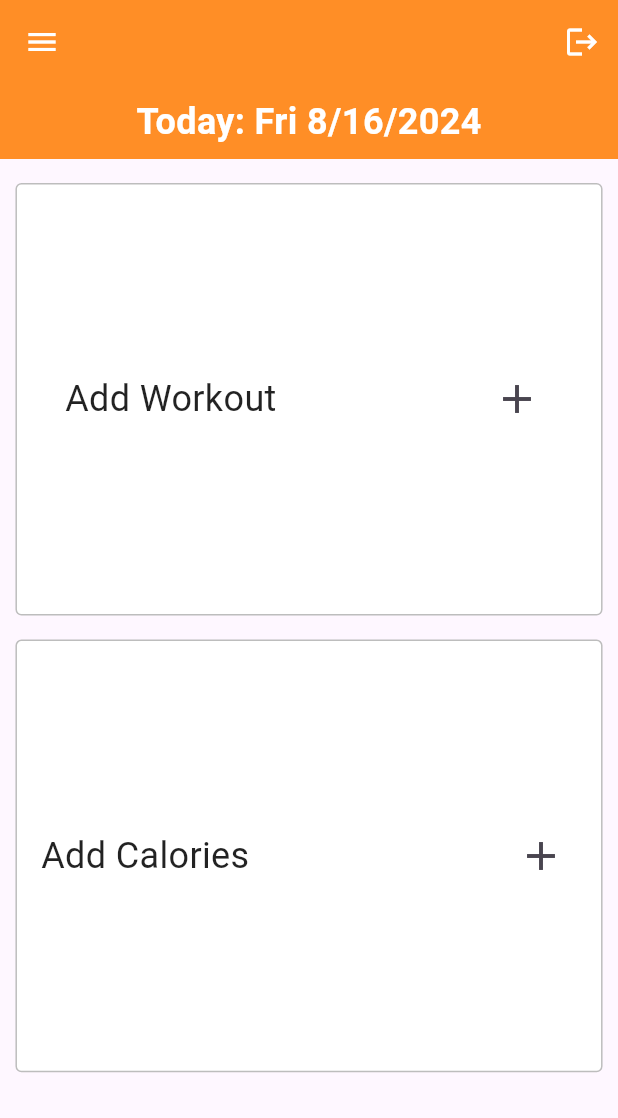
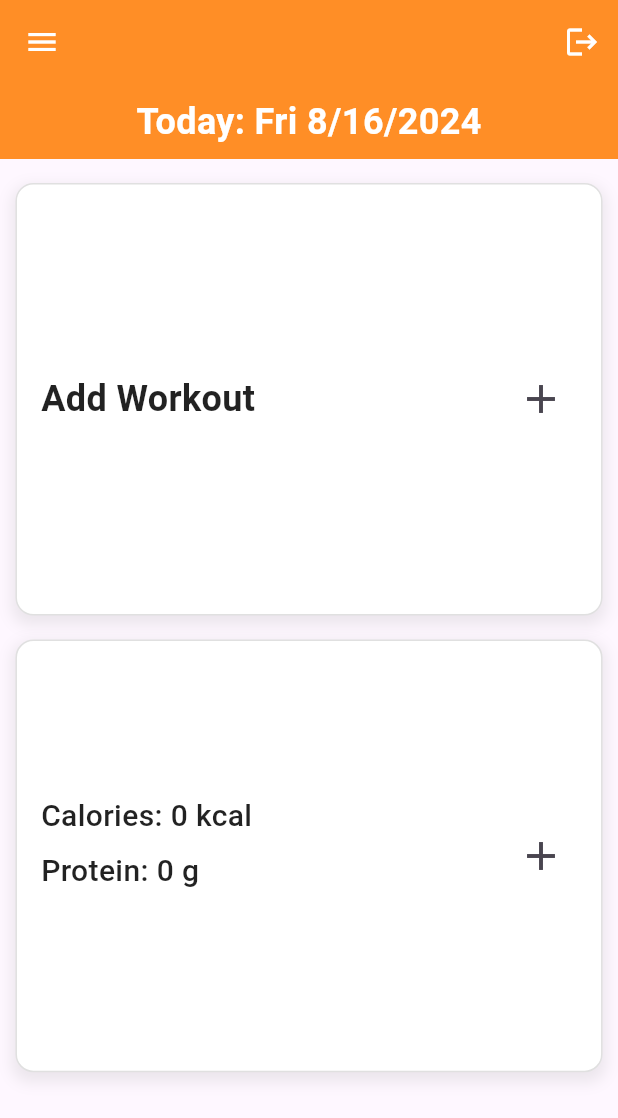
Before and after one commit to Walt-20/fusion-workout-flutter-app, a Flutter app: the screen it shows once a user with an empty profile is signed in, on a phone screen of 412 x 824 dp. Shown: the top 1118 px of the screen. Run offline on Flutter 3.47's test engine with Material 3 defaults, Android fonts, the phone set to English and light mode, and no system bars; our stand-ins replace cloud_firestore, firebase_auth, firebase_core, table_calendar; accounts and stored records are empty.

Commit message:
todo bein

```diff
--- a/lib/features/user_auth/presentation/pages/dashboard_page.dart
+++ b/lib/features/user_auth/presentation/pages/dashboard_page.dart
@@ -48,6 +48,7 @@ class _DashboardPageState extends State<DashboardPage>
     super.didChangeAppLifecycleState(state);
     if (state == AppLifecycleState.resumed) {
       await _fetchExercisesFromDatabase();
+      await _fetchNutritionalDataFromDatabase();
     }
   }
 
@@ -119,6 +120,7 @@ class _DashboardPageState extends State<DashboardPage>
                         _focusedDay = _selectedDay!;
                         _clearLocalDatastructures();
                         _fetchExercisesFromDatabase();
+                        _fetchNutritionalDataFromDatabase();
                       });
                     }
                   },
@@ -156,6 +158,7 @@ class _DashboardPageState extends State<DashboardPage>
   }
 
   Future<void> _fetchNutritionalDataFromDatabase() async {
+    debugPrint("fetching nutritional data");
     try {
       final fetchedNutrition = await _auth.fetchNutritionalData(_focusedDay);
       setState(() {
@@ -308,16 +311,19 @@ class _DashboardPageState extends State<DashboardPage>
                 padding: const EdgeInsets.all(16.0),
                 decoration: BoxDecoration(
                   color: Colors.white,
-                  borderRadius: BorderRadius.circular(4.0),
-                  border: Border.all(color: Colors.grey[400]!),
+                  borderRadius: BorderRadius.circular(12.0),
+                  boxShadow: [
+                    BoxShadow(
+                      color: Colors.grey.withOpacity(0.2),
+                      spreadRadius: 2,
+                      blurRadius: 8,
+                      offset: Offset(0, 4),
                     ),
-                child: Column(
-                  crossAxisAlignment: CrossAxisAlignment.start,
-                  mainAxisAlignment: MainAxisAlignment.center,
-                  children: [
-                    if (exercises.isNotEmpty)
-                      Expanded(
-                        child: SingleChildScrollView(
+                  ],
+                  border: Border.all(color: Colors.grey[300]!),
+                ),
+                child: exercises.isNotEmpty
+                    ? SingleChildScrollView(
                         scrollDirection: Axis.horizontal,
                         child: Row(
                           children: [
@@ -333,7 +339,8 @@ class _DashboardPageState extends State<DashboardPage>
                                     context: context,
                                     builder: (BuildContext context) {
                                       return ExerciseDetailsDialog(
-                                            exercise: updateExercise);
+                                        exercise: updateExercise,
+                                      );
                                     },
                                   );
 
@@ -343,8 +350,7 @@ class _DashboardPageState extends State<DashboardPage>
                                       name: exercise['name'],
                                       muscle: exercise['muscle'],
                                       equipment: exercise['equipment'] ?? '',
-                                        difficulty:
-                                            exercise['difficulty'] ?? '',
+                                      difficulty: exercise['difficulty'] ?? '',
                                       instructions:
                                           exercise['instructions'] ?? '',
                                       reps: result['reps'],
@@ -354,18 +360,17 @@ class _DashboardPageState extends State<DashboardPage>
                                       completed: false,
                                     );
 
-                                      _updateExerciseInDatabase(
-                                          updatedExercise);
+                                    _updateExerciseInDatabase(updatedExercise);
                                     setState(() {});
                                   }
                                 },
                                 child: Container(
-                                    width: MediaQuery.of(context).size.width *
-                                        0.35,
+                                  width:
+                                      MediaQuery.of(context).size.width * 0.35,
                                   margin: const EdgeInsets.only(right: 8.0),
-                                    padding: const EdgeInsets.all(8.0),
+                                  padding: const EdgeInsets.all(12.0),
                                   decoration: BoxDecoration(
-                                      color: Colors.grey[200],
+                                    color: Colors.grey[100],
                                     borderRadius: BorderRadius.circular(8.0),
                                     border:
                                         Border.all(color: Colors.grey[300]!),
@@ -391,11 +396,12 @@ class _DashboardPageState extends State<DashboardPage>
                                                   : TextDecoration.none,
                                         ),
                                       ),
+                                      SizedBox(height: 4.0),
                                       Text(
                                         exercise['muscle'] ?? 'No Muscle',
                                         style: TextStyle(
                                           fontSize: 14.0,
-                                            fontWeight: FontWeight.bold,
+                                          fontWeight: FontWeight.w500,
                                           color: exercise['completed'] == true
                                               ? Colors.grey[500]
                                               : Colors.grey[600],
@@ -405,12 +411,12 @@ class _DashboardPageState extends State<DashboardPage>
                                                   : TextDecoration.none,
                                         ),
                                       ),
+                                      SizedBox(height: 4.0),
                                       Text(
-                                          "Reps: ${exercise['reps']?.join(',').toString() ?? "Add reps"}" ??
-                                              'Reps: ',
+                                        "Reps: ${exercise['reps']?.join(',') ?? 'Add reps'}",
                                         style: TextStyle(
                                           fontSize: 14.0,
-                                            fontWeight: FontWeight.bold,
+                                          fontWeight: FontWeight.w500,
                                           color: exercise['completed'] == true
                                               ? Colors.grey[500]
                                               : Colors.grey[600],
@@ -420,12 +426,12 @@ class _DashboardPageState extends State<DashboardPage>
                                                   : TextDecoration.none,
                                         ),
                                       ),
+                                      SizedBox(height: 4.0),
                                       Text(
-                                          "Sets: ${exercise['sets']?.toString() ?? "Add sets"}" ??
-                                              'Sets: ',
+                                        "Sets: ${exercise['sets']?.toString() ?? 'Add sets'}",
                                         style: TextStyle(
                                           fontSize: 14.0,
-                                            fontWeight: FontWeight.bold,
+                                          fontWeight: FontWeight.w500,
                                           color: exercise['completed'] == true
                                               ? Colors.grey[500]
                                               : Colors.grey[600],
@@ -435,12 +441,12 @@ class _DashboardPageState extends State<DashboardPage>
                                                   : TextDecoration.none,
                                         ),
                                       ),
+                                      SizedBox(height: 4.0),
                                       Text(
-                                          "Weight: ${exercise['weight']?.join(',').toString() ?? "Add weights"}" ??
-                                              'Weight: ',
+                                        "Weight: ${exercise['weight']?.join(',') ?? 'Add weights'}",
                                         style: TextStyle(
                                           fontSize: 14.0,
-                                            fontWeight: FontWeight.bold,
+                                          fontWeight: FontWeight.w500,
                                           color: exercise['completed'] == true
                                               ? Colors.grey[500]
                                               : Colors.grey[600],
@@ -458,7 +464,7 @@ class _DashboardPageState extends State<DashboardPage>
                                           child: Row(
                                             children: [
                                               IconButton(
-                                                  icon: const Icon(Icons
+                                                icon: Icon(Icons
                                                     .remove_circle_outline),
                                                 onPressed: () async {
                                                   await _removeFromDatabase(
@@ -471,25 +477,23 @@ class _DashboardPageState extends State<DashboardPage>
                                                 },
                                               ),
                                               Checkbox(
-                                                  fillColor: WidgetStateProperty
+                                                fillColor: MaterialStateProperty
                                                     .resolveWith(
-                                                          (Set<WidgetState>
+                                                        (Set<MaterialState>
                                                             states) {
                                                   if (states.contains(
-                                                        WidgetState.selected)) {
-                                                      return const Color
-                                                          .fromARGB(
+                                                      MaterialState.selected)) {
+                                                    return const Color.fromARGB(
                                                         237, 255, 134, 21);
                                                   }
                                                   return Colors.white;
                                                 }),
-                                                  value:
-                                                      exercise['completed'] ??
+                                                value: exercise['completed'] ??
                                                     false,
                                                 onChanged: (bool? value) {
+                                                  setState(() {
                                                     exercise['completed'] =
                                                         value ?? false;
-
                                                     if (exercise['completed']) {
                                                       exercises.removeWhere(
                                                           (item) =>
@@ -497,7 +501,6 @@ class _DashboardPageState extends State<DashboardPage>
                                                               exercise['name']);
                                                       exercises.add(exercise);
                                                     }
-
                                                     final updatedExercise =
                                                         Exercise(
                                                       uid: exercise['id'],
@@ -521,12 +524,9 @@ class _DashboardPageState extends State<DashboardPage>
                                                       completed:
                                                           exercise['completed'],
                                                     );
-
                                                     _moveCheckedExerciseToEndOfList(
                                                         updatedExercise);
-                                                    setState(
-                                                      () {},
-                                                    );
+                                                  });
                                                 },
                                               ),
                                             ],
@@ -547,8 +547,7 @@ class _DashboardPageState extends State<DashboardPage>
                                   Navigator.push(
                                     context,
                                     MaterialPageRoute(
-                                        builder: (context) =>
-                                            SearchExercisePage(
+                                      builder: (context) => SearchExercisePage(
                                         selectedDate:
                                             _selectedDay ?? DateTime.now(),
                                         onExerciseAdded: _updateDashboard,
@@ -560,12 +559,8 @@ class _DashboardPageState extends State<DashboardPage>
                             ),
                           ],
                         ),
-                        ),
                       )
-                    else
-                      Container(
-                        padding: const EdgeInsets.all(16.0),
-                        child: Center(
+                    : Center(
                         child: Row(
                           mainAxisAlignment: MainAxisAlignment.spaceBetween,
                           children: [
@@ -573,11 +568,9 @@ class _DashboardPageState extends State<DashboardPage>
                               "Add Workout",
                               style: TextStyle(
                                 fontSize: 24.0,
+                                fontWeight: FontWeight.bold,
                                 color: Colors.black87,
                               ),
-                              ),
-                              SizedBox(
-                                width: 16.0,
                             ),
                             IconButton(
                               icon: Icon(Icons.add),
@@ -600,9 +593,6 @@ class _DashboardPageState extends State<DashboardPage>
                         ),
                       ),
               ),
-                  ],
-                ),
-              ),
               const SizedBox(height: 16.0),
               Container(
                 width: MediaQuery.of(context).size.width * 0.95,
@@ -610,24 +600,52 @@ class _DashboardPageState extends State<DashboardPage>
                 padding: const EdgeInsets.all(16.0),
                 decoration: BoxDecoration(
                   color: Colors.white,
-                  borderRadius: BorderRadius.circular(4.0),
-                  border: Border.all(color: Colors.grey[400]!),
+                  borderRadius: BorderRadius.circular(12.0),
+                  boxShadow: [
+                    BoxShadow(
+                      color: Colors.grey.withOpacity(0.2),
+                      spreadRadius: 2,
+                      blurRadius: 8,
+                      offset: Offset(0, 4),
                     ),
-                child: nutritionalData.isEmpty
-                    ? Center(
+                  ],
+                  border: Border.all(color: Colors.grey[300]!),
+                ),
                 child: Row(
-                          mainAxisAlignment: MainAxisAlignment.spaceBetween,
+                  crossAxisAlignment:
+                      CrossAxisAlignment.center, // Align children vertically
+                  mainAxisAlignment:
+                      MainAxisAlignment.spaceBetween, // Space between items
+                  children: [
+                    Expanded(
+                      child: Column(
+                        crossAxisAlignment: CrossAxisAlignment.start,
+                        mainAxisAlignment: MainAxisAlignment
+                            .center, // Center the column vertically
                         children: [
                           Text(
-                              "Add Calories",
+                            "Calories: ${calculateTotalCalories(nutritionalData)} kcal",
                             style: TextStyle(
-                                fontSize: 24.0,
+                              fontSize: 20.0,
+                              fontWeight: FontWeight.w500,
                               color: Colors.black87,
                             ),
                           ),
+                          SizedBox(height: 8.0),
+                          Text(
+                            "Protein: ${calculateTotalProtein(nutritionalData)} g",
+                            style: TextStyle(
+                              fontSize: 20.0,
+                              fontWeight: FontWeight.w500,
+                              color: Colors.black87,
+                            ),
+                          ),
+                          SizedBox(height: 16.0),
+                        ],
+                      ),
+                    ),
                     SizedBox(
-                              width: 16.0,
-                            ),
+                        width: 16.0), // Add spacing between column and button
                     IconButton(
                       icon: Icon(Icons.add),
                       iconSize: 32.0,
@@ -637,72 +655,7 @@ class _DashboardPageState extends State<DashboardPage>
                           MaterialPageRoute(
                             builder: (context) => SearchFoodPage(
                               selectedDate: _focusedDay,
-                                      onFoodSelected:
-                                          (Map<String, List<Food>> selectedFood,
-                                              Map<String, List<FoodForDatabase>>
-                                                  nutritionalDetails) {
-                                        setState(() {
-                                          foodData = selectedFood;
-                                          nutritionalData = nutritionalDetails;
-                                        });
-                                      },
-                                    ),
-                                  ),
-                                );
-                              },
-                            ),
-                          ],
-                        ),
-                      )
-                    : Row(
-                        mainAxisAlignment: MainAxisAlignment.spaceBetween,
-                        children: [
-                          Column(
-                            crossAxisAlignment: CrossAxisAlignment.start,
-                            children: [
-                              Text(
-                                "Calories: ${calculateTotalCalories(nutritionalData)} kcal",
-                                style: TextStyle(
-                                  fontSize: 20.0,
-                                  color: Colors.black87,
-                                ),
-                              ),
-                              SizedBox(height: 8.0),
-                              Text(
-                                "Protein: ${calculateTotalProtein(nutritionalData)} g",
-                                style: TextStyle(
-                                  fontSize: 20.0,
-                                  color: Colors.black87,
-                                ),
-                              ),
-                              SizedBox(height: 8.0),
-                              Text(
-                                "Add More Food!",
-                                style: TextStyle(
-                                  fontSize: 20.0,
-                                  color: Colors.black87,
-                                ),
-                              )
-                            ],
-                          ),
-                          IconButton(
-                            icon: Icon(Icons.add),
-                            iconSize: 32.0,
-                            onPressed: () {
-                              Navigator.push(
-                                context,
-                                MaterialPageRoute(
-                                  builder: (context) => SearchFoodPage(
-                                    selectedDate: _focusedDay,
-                                    onFoodSelected:
-                                        (Map<String, List<Food>> selectedFood,
-                                            Map<String, List<FoodForDatabase>>
-                                                nutritionalDetails) {
-                                      setState(() {
-                                        foodData = selectedFood;
-                                        nutritionalData = nutritionalDetails;
-                                      });
-                                    },
+                              onFoodAdded: _fetchNutritionalDataFromDatabase,
                             ),
                           ),
                         );
```
Also changed, not shown: lib/features/user_auth/presentation/pages/search_food_page.dart (+24 -9 lines). Lines whose indentation alone changed are shown as unchanged.
